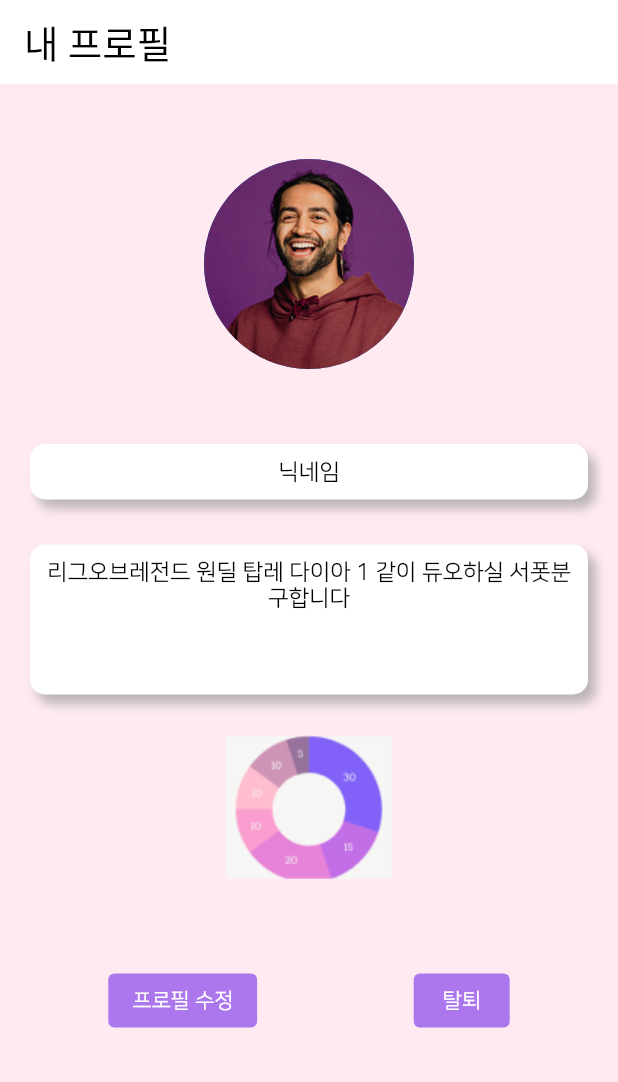
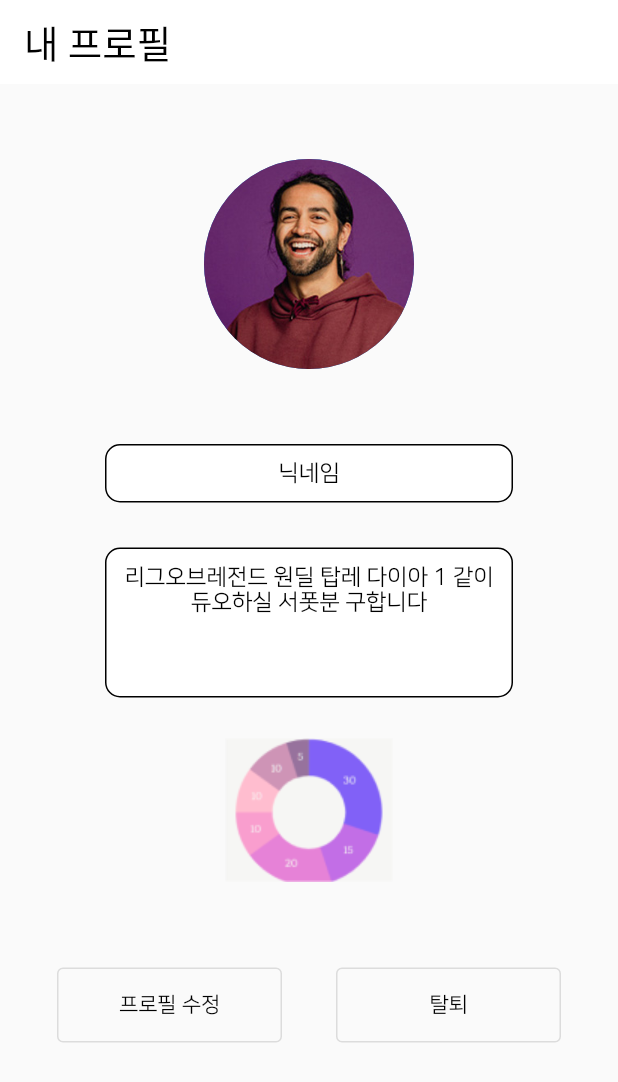
Before and after one commit to BeomyoonHeo/ggamf_front, a Flutter app: the MyProfilePage screen opened directly, on a phone screen of 412 x 824 dp. Shown: the top 1082 px of the screen. Run offline on Flutter 3.47's test engine with Material 2 defaults, Android fonts, the phone set to English and light mode, and no system bars; our stand-ins replace chips_choice, data_table_2, flashy_tab_bar2, flutter_rating_bar, flutter_svg, font_awesome_flutter and 2 more; project files that could hold a hidden picture were left out.

Commit message:
my_profile_page 디자인 수정

```diff
--- a/lib/views/pages/profile/my_profile/my_profile_page.dart
+++ b/lib/views/pages/profile/my_profile/my_profile_page.dart
@@ -28,9 +28,8 @@ class _MyProfilePageState extends State<MyProfilePage> {
         backgroundColor: Colors.white,
         title: Text("내 프로필"),
       ),
-      backgroundColor: kPrimaryColor,
       body: Padding(
-        padding: const EdgeInsets.only(left: 20, right: 20),
+        padding: const EdgeInsets.symmetric(horizontal: 20),
         child: ListView(
           children: [
             SizedBox(height: 50),
@@ -72,7 +71,7 @@ class _MyProfilePageState extends State<MyProfilePage> {
   }
 
   Widget _withdrawal() {
-    return ElevatedButton(
+    return OutlinedButton(
       onPressed: () {
         Navigator.push(
           context,
@@ -80,14 +79,15 @@ class _MyProfilePageState extends State<MyProfilePage> {
         );
       },
       child: Text("탈퇴"),
-      style: ElevatedButton.styleFrom(
-        backgroundColor: kSecondaryColor,
+      style: OutlinedButton.styleFrom(
+        foregroundColor: Colors.black,
+        minimumSize: Size(150, 50),
       ),
     );
   }
 
   Widget _updataProfile() {
-    return ElevatedButton(
+    return OutlinedButton(
       onPressed: () {
         Navigator.push(
           context,
@@ -95,26 +95,21 @@ class _MyProfilePageState extends State<MyProfilePage> {
         );
       },
       child: Text("프로필 수정"),
-      style: ElevatedButton.styleFrom(
-        backgroundColor: kSecondaryColor,
+      style: OutlinedButton.styleFrom(
+        foregroundColor: Colors.black,
+        minimumSize: Size(150, 50),
       ),
     );
   }
 
   Widget _introduce() {
     return Container(
+      margin: EdgeInsets.symmetric(horizontal: 50),
       padding: EdgeInsets.all(10),
       width: double.infinity,
       height: 100,
       decoration: BoxDecoration(
-        boxShadow: [
-          BoxShadow(
-            color: Colors.grey.withOpacity(0.7),
-            blurRadius: 5,
-            spreadRadius: 0,
-            offset: Offset(5, 6),
-          ),
-        ],
+        border: Border.all(width: 1),
         borderRadius: BorderRadius.circular(10),
         color: Colors.white,
       ),
@@ -128,17 +123,11 @@ class _MyProfilePageState extends State<MyProfilePage> {
 
   Widget _nickName() {
     return Container(
+      margin: EdgeInsets.symmetric(horizontal: 50),
       padding: EdgeInsets.all(10),
       width: double.infinity,
       decoration: BoxDecoration(
-        boxShadow: [
-          BoxShadow(
-            color: Colors.grey.withOpacity(0.7),
-            blurRadius: 5,
-            spreadRadius: 0,
-            offset: Offset(5, 6),
-          ),
-        ],
+        border: Border.all(width: 1),
         borderRadius: BorderRadius.circular(10),
         color: Colors.white,
       ),
```
